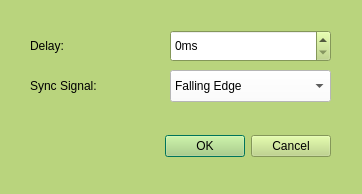
First picture: the form in empkins_sync_board_gui/ui/source_config_dialog.ui, repository empkins/empkins-sync-board-gui, before the edit.
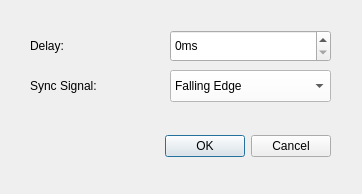
Second picture: the form after the edit.

Commit message: remove custom palette

The edit to the form file:
```diff
--- a/empkins_sync_board_gui/ui/source_config_dialog.ui
+++ b/empkins_sync_board_gui/ui/source_config_dialog.ui
@@ -10,502 +10,6 @@
     <height>194</height>
    </rect>
   </property>
-  <property name="palette">
-   <palette>
-    <active>
-     <colorrole role="WindowText">
-      <brush brushstyle="SolidPattern">
-       <color alpha="255">
-        <red>0</red>
-        <green>0</green>
-        <blue>0</blue>
-       </color>
-      </brush>
-     </colorrole>
-     <colorrole role="Button">
-      <brush brushstyle="SolidPattern">
-       <color alpha="255">
-        <red>185</red>
-        <green>212</green>
-        <blue>125</blue>
-       </color>
-      </brush>
-     </colorrole>
-     <colorrole role="Light">
-      <brush brushstyle="SolidPattern">
-       <color alpha="255">
-        <red>219</red>
-        <green>250</green>
-        <blue>147</blue>
-       </color>
-      </brush>
-     </colorrole>
-     <colorrole role="Midlight">
-      <brush brushstyle="SolidPattern">
-       <color alpha="255">
-        <red>202</red>
-        <green>230</green>
-        <blue>135</blue>
-       </color>
-      </brush>
-     </colorrole>
-     <colorrole role="Dark">
-      <brush brushstyle="SolidPattern">
-       <color alpha="255">
-        <red>127</red>
-        <green>166</green>
-        <blue>53</blue>
-       </color>
-      </brush>
-     </colorrole>
-     <colorrole role="Mid">
-      <brush brushstyle="SolidPattern">
-       <color alpha="255">
-        <red>185</red>
-        <green>212</green>
-        <blue>125</blue>
-       </color>
-      </brush>
-     </colorrole>
-     <colorrole role="Text">
-      <brush brushstyle="SolidPattern">
-       <color alpha="255">
-        <red>0</red>
-        <green>0</green>
-        <blue>0</blue>
-       </color>
-      </brush>
-     </colorrole>
-     <colorrole role="BrightText">
-      <brush brushstyle="SolidPattern">
-       <color alpha="255">
-        <red>255</red>
-        <green>255</green>
-        <blue>255</blue>
-       </color>
-      </brush>
-     </colorrole>
-     <colorrole role="ButtonText">
-      <brush brushstyle="SolidPattern">
-       <color alpha="255">
-        <red>0</red>
-        <green>0</green>
-        <blue>0</blue>
-       </color>
-      </brush>
-     </colorrole>
-     <colorrole role="Base">
-      <brush brushstyle="SolidPattern">
-       <color alpha="255">
-        <red>255</red>
-        <green>255</green>
-        <blue>255</blue>
-       </color>
-      </brush>
-     </colorrole>
-     <colorrole role="Window">
-      <brush brushstyle="SolidPattern">
-       <color alpha="255">
-        <red>185</red>
-        <green>212</green>
-        <blue>125</blue>
-       </color>
-      </brush>
-     </colorrole>
-     <colorrole role="Shadow">
-      <brush brushstyle="SolidPattern">
-       <color alpha="255">
-        <red>0</red>
-        <green>0</green>
-        <blue>0</blue>
-       </color>
-      </brush>
-     </colorrole>
-     <colorrole role="Highlight">
-      <brush brushstyle="SolidPattern">
-       <color alpha="255">
-        <red>0</red>
-        <green>145</green>
-        <blue>113</blue>
-       </color>
-      </brush>
-     </colorrole>
-     <colorrole role="Link">
-      <brush brushstyle="SolidPattern">
-       <color alpha="255">
-        <red>3</red>
-        <green>147</green>
-        <blue>164</blue>
-       </color>
-      </brush>
-     </colorrole>
-     <colorrole role="AlternateBase">
-      <brush brushstyle="SolidPattern">
-       <color alpha="255">
-        <red>220</red>
-        <green>233</green>
-        <blue>190</blue>
-       </color>
-      </brush>
-     </colorrole>
-     <colorrole role="ToolTipBase">
-      <brush brushstyle="SolidPattern">
-       <color alpha="255">
-        <red>255</red>
-        <green>255</green>
-        <blue>220</blue>
-       </color>
-      </brush>
-     </colorrole>
-     <colorrole role="ToolTipText">
-      <brush brushstyle="SolidPattern">
-       <color alpha="255">
-        <red>0</red>
-        <green>0</green>
-        <blue>0</blue>
-       </color>
-      </brush>
-     </colorrole>
-     <colorrole role="PlaceholderText">
-      <brush brushstyle="SolidPattern">
-       <color alpha="128">
-        <red>0</red>
-        <green>0</green>
-        <blue>0</blue>
-       </color>
-      </brush>
-     </colorrole>
-    </active>
-    <inactive>
-     <colorrole role="WindowText">
-      <brush brushstyle="SolidPattern">
-       <color alpha="255">
-        <red>0</red>
-        <green>0</green>
-        <blue>0</blue>
-       </color>
-      </brush>
-     </colorrole>
-     <colorrole role="Button">
-      <brush brushstyle="SolidPattern">
-       <color alpha="255">
-        <red>185</red>
-        <green>212</green>
-        <blue>125</blue>
-       </color>
-      </brush>
-     </colorrole>
-     <colorrole role="Light">
-      <brush brushstyle="SolidPattern">
-       <color alpha="255">
-        <red>219</red>
-        <green>250</green>
-        <blue>147</blue>
-       </color>
-      </brush>
-     </colorrole>
-     <colorrole role="Midlight">
-      <brush brushstyle="SolidPattern">
-       <color alpha="255">
-        <red>202</red>
-        <green>230</green>
-        <blue>135</blue>
-       </color>
-      </brush>
-     </colorrole>
-     <colorrole role="Dark">
-      <brush brushstyle="SolidPattern">
-       <color alpha="255">
-        <red>127</red>
-        <green>166</green>
-        <blue>53</blue>
-       </color>
-      </brush>
-     </colorrole>
-     <colorrole role="Mid">
-      <brush brushstyle="SolidPattern">
-       <color alpha="255">
-        <red>185</red>
-        <green>212</green>
-        <blue>125</blue>
-       </color>
-      </brush>
-     </colorrole>
-     <colorrole role="Text">
-      <brush brushstyle="SolidPattern">
-       <color alpha="255">
-        <red>0</red>
-        <green>0</green>
-        <blue>0</blue>
-       </color>
-      </brush>
-     </colorrole>
-     <colorrole role="BrightText">
-      <brush brushstyle="SolidPattern">
-       <color alpha="255">
-        <red>255</red>
-        <green>255</green>
-        <blue>255</blue>
-       </color>
-      </brush>
-     </colorrole>
-     <colorrole role="ButtonText">
-      <brush brushstyle="SolidPattern">
-       <color alpha="255">
-        <red>0</red>
-        <green>0</green>
-        <blue>0</blue>
-       </color>
-      </brush>
-     </colorrole>
-     <colorrole role="Base">
-      <brush brushstyle="SolidPattern">
-       <color alpha="255">
-        <red>255</red>
-        <green>255</green>
-        <blue>255</blue>
-       </color>
-      </brush>
-     </colorrole>
-     <colorrole role="Window">
-      <brush brushstyle="SolidPattern">
-       <color alpha="255">
-        <red>185</red>
-        <green>212</green>
-        <blue>125</blue>
-       </color>
-      </brush>
-     </colorrole>
-     <colorrole role="Shadow">
-      <brush brushstyle="SolidPattern">
-       <color alpha="255">
-        <red>0</red>
-        <green>0</green>
-        <blue>0</blue>
-       </color>
-      </brush>
-     </colorrole>
-     <colorrole role="Highlight">
-      <brush brushstyle="SolidPattern">
-       <color alpha="255">
-        <red>0</red>
-        <green>145</green>
-        <blue>113</blue>
-       </color>
-      </brush>
-     </colorrole>
-     <colorrole role="Link">
-      <brush brushstyle="SolidPattern">
-       <color alpha="255">
-        <red>3</red>
-        <green>147</green>
-        <blue>164</blue>
-       </color>
-      </brush>
-     </colorrole>
-     <colorrole role="AlternateBase">
-      <brush brushstyle="SolidPattern">
-       <color alpha="255">
-        <red>220</red>
-        <green>233</green>
-        <blue>190</blue>
-       </color>
-      </brush>
-     </colorrole>
-     <colorrole role="ToolTipBase">
-      <brush brushstyle="SolidPattern">
-       <color alpha="255">
-        <red>255</red>
-        <green>255</green>
-        <blue>220</blue>
-       </color>
-      </brush>
-     </colorrole>
-     <colorrole role="ToolTipText">
-      <brush brushstyle="SolidPattern">
-       <color alpha="255">
-        <red>0</red>
-        <green>0</green>
-        <blue>0</blue>
-       </color>
-      </brush>
-     </colorrole>
-     <colorrole role="PlaceholderText">
-      <brush brushstyle="SolidPattern">
-       <color alpha="128">
-        <red>0</red>
-        <green>0</green>
-        <blue>0</blue>
-       </color>
-      </brush>
-     </colorrole>
-    </inactive>
-    <disabled>
-     <colorrole role="WindowText">
-      <brush brushstyle="SolidPattern">
-       <color alpha="255">
-        <red>127</red>
-        <green>166</green>
-        <blue>53</blue>
-       </color>
-      </brush>
-     </colorrole>
-     <colorrole role="Button">
-      <brush brushstyle="SolidPattern">
-       <color alpha="255">
-        <red>185</red>
-        <green>212</green>
-        <blue>125</blue>
-       </color>
-      </brush>
-     </colorrole>
-     <colorrole role="Light">
-      <brush brushstyle="SolidPattern">
-       <color alpha="255">
-        <red>219</red>
-        <green>250</green>
-        <blue>147</blue>
-       </color>
-      </brush>
-     </colorrole>
-     <colorrole role="Midlight">
-      <brush brushstyle="SolidPattern">
-       <color alpha="255">
-        <red>202</red>
-        <green>230</green>
-        <blue>135</blue>
-       </color>
-      </brush>
-     </colorrole>
-     <colorrole role="Dark">
-      <brush brushstyle="SolidPattern">
-       <color alpha="255">
-        <red>127</red>
-        <green>166</green>
-        <blue>53</blue>
-       </color>
-      </brush>
-     </colorrole>
-     <colorrole role="Mid">
-      <brush brushstyle="SolidPattern">
-       <color alpha="255">
-        <red>185</red>
-        <green>212</green>
-        <blue>125</blue>
-       </color>
-      </brush>
-     </colorrole>
-     <colorrole role="Text">
-      <brush brushstyle="SolidPattern">
-       <color alpha="255">
-        <red>127</red>
-        <green>166</green>
-        <blue>53</blue>
-       </color>
-      </brush>
-     </colorrole>
-     <colorrole role="BrightText">
-      <brush brushstyle="SolidPattern">
-       <color alpha="255">
-        <red>255</red>
-        <green>255</green>
-        <blue>255</blue>
-       </color>
-      </brush>
-     </colorrole>
-     <colorrole role="ButtonText">
-      <brush brushstyle="SolidPattern">
-       <color alpha="255">
-        <red>127</red>
-        <green>166</green>
-        <blue>53</blue>
-       </color>
-      </brush>
-     </colorrole>
-     <colorrole role="Base">
-      <brush brushstyle="SolidPattern">
-       <color alpha="255">
-        <red>185</red>
-        <green>212</green>
-        <blue>125</blue>
-       </color>
-      </brush>
-     </colorrole>
-     <colorrole role="Window">
-      <brush brushstyle="SolidPattern">
-       <color alpha="255">
-        <red>185</red>
-        <green>212</green>
-        <blue>125</blue>
-       </color>
-      </brush>
-     </colorrole>
-     <colorrole role="Shadow">
-      <brush brushstyle="SolidPattern">
-       <color alpha="255">
-        <red>0</red>
-        <green>0</green>
-        <blue>0</blue>
-       </color>
-      </brush>
-     </colorrole>
-     <colorrole role="Highlight">
-      <brush brushstyle="SolidPattern">
-       <color alpha="255">
-        <red>227</red>
-        <green>229</green>
-        <blue>231</blue>
-       </color>
-      </brush>
-     </colorrole>
-     <colorrole role="Link">
-      <brush brushstyle="SolidPattern">
-       <color alpha="255">
-        <red>3</red>
-        <green>147</green>
-        <blue>164</blue>
-       </color>
-      </brush>
-     </colorrole>
-     <colorrole role="AlternateBase">
-      <brush brushstyle="SolidPattern">
-       <color alpha="255">
-        <red>185</red>
-        <green>212</green>
-        <blue>125</blue>
-       </color>
-      </brush>
-     </colorrole>
-     <colorrole role="ToolTipBase">
-      <brush brushstyle="SolidPattern">
-       <color alpha="255">
-        <red>255</red>
-        <green>255</green>
-        <blue>220</blue>
-       </color>
-      </brush>
-     </colorrole>
-     <colorrole role="ToolTipText">
-      <brush brushstyle="SolidPattern">
-       <color alpha="255">
-        <red>0</red>
-        <green>0</green>
-        <blue>0</blue>
-       </color>
-      </brush>
-     </colorrole>
-     <colorrole role="PlaceholderText">
-      <brush brushstyle="SolidPattern">
-       <color alpha="128">
-        <red>0</red>
-        <green>0</green>
-        <blue>0</blue>
-       </color>
-      </brush>
-     </colorrole>
-    </disabled>
-   </palette>
-  </property>
   <property name="windowTitle">
    <string>Source Configuration</string>
   </property>
@@ -550,502 +54,6 @@
      <height>32</height>
     </rect>
    </property>
-   <property name="palette">
-    <palette>
-     <active>
-      <colorrole role="WindowText">
-       <brush brushstyle="SolidPattern">
-        <color alpha="255">
-         <red>0</red>
-         <green>0</green>
-         <blue>0</blue>
-        </color>
-       </brush>
-      </colorrole>
-      <colorrole role="Button">
-       <brush brushstyle="SolidPattern">
-        <color alpha="255">
-         <red>185</red>
-         <green>212</green>
-         <blue>125</blue>
-        </color>
-       </brush>
-      </colorrole>
-      <colorrole role="Light">
-       <brush brushstyle="SolidPattern">
-        <color alpha="255">
-         <red>219</red>
-         <green>250</green>
-         <blue>147</blue>
-        </color>
-       </brush>
-      </colorrole>
-      <colorrole role="Midlight">
-       <brush brushstyle="SolidPattern">
-        <color alpha="255">
-         <red>202</red>
-         <green>230</green>
-         <blue>135</blue>
-        </color>
-       </brush>
-      </colorrole>
-      <colorrole role="Dark">
-       <brush brushstyle="SolidPattern">
-        <color alpha="255">
-         <red>127</red>
-         <green>166</green>
-         <blue>53</blue>
-        </color>
-       </brush>
-      </colorrole>
-      <colorrole role="Mid">
-       <brush brushstyle="SolidPattern">
-        <color alpha="255">
-         <red>185</red>
-         <green>212</green>
-         <blue>125</blue>
-        </color>
-       </brush>
-      </colorrole>
-      <colorrole role="Text">
-       <brush brushstyle="SolidPattern">
-        <color alpha="255">
-         <red>0</red>
-         <green>0</green>
-         <blue>0</blue>
-        </color>
-       </brush>
-      </colorrole>
-      <colorrole role="BrightText">
-       <brush brushstyle="SolidPattern">
-        <color alpha="255">
-         <red>255</red>
-         <green>255</green>
-         <blue>255</blue>
-        </color>
-       </brush>
-      </colorrole>
-      <colorrole role="ButtonText">
-       <brush brushstyle="SolidPattern">
-        <color alpha="255">
-         <red>0</red>
-         <green>0</green>
-         <blue>0</blue>
-        </color>
-       </brush>
-      </colorrole>
-      <colorrole role="Base">
-       <brush brushstyle="SolidPattern">
-        <color alpha="255">
-         <red>255</red>
-         <green>255</green>
-         <blue>255</blue>
-        </color>
-       </brush>
-      </colorrole>
-      <colorrole role="Window">
-       <brush brushstyle="SolidPattern">
-        <color alpha="255">
-         <red>185</red>
-         <green>212</green>
-         <blue>125</blue>
-        </color>
-       </brush>
-      </colorrole>
-      <colorrole role="Shadow">
-       <brush brushstyle="SolidPattern">
-        <color alpha="255">
-         <red>0</red>
-         <green>0</green>
-         <blue>0</blue>
-        </color>
-       </brush>
-      </colorrole>
-      <colorrole role="Highlight">
-       <brush brushstyle="SolidPattern">
-        <color alpha="255">
-         <red>115</red>
-         <green>199</green>
-         <blue>208</blue>
-        </color>
-       </brush>
-      </colorrole>
-      <colorrole role="Link">
-       <brush brushstyle="SolidPattern">
-        <color alpha="255">
-         <red>3</red>
-         <green>147</green>
-         <blue>164</blue>
-        </color>
-       </brush>
-      </colorrole>
-      <colorrole role="AlternateBase">
-       <brush brushstyle="SolidPattern">
-        <color alpha="255">
-         <red>220</red>
-         <green>233</green>
-         <blue>190</blue>
-        </color>
-       </brush>
-      </colorrole>
-      <colorrole role="ToolTipBase">
-       <brush brushstyle="SolidPattern">
-        <color alpha="255">
-         <red>255</red>
-         <green>255</green>
-         <blue>220</blue>
-        </color>
-       </brush>
-      </colorrole>
-      <colorrole role="ToolTipText">
-       <brush brushstyle="SolidPattern">
-        <color alpha="255">
-         <red>0</red>
-         <green>0</green>
-         <blue>0</blue>
-        </color>
-       </brush>
-      </colorrole>
-      <colorrole role="PlaceholderText">
-       <brush brushstyle="SolidPattern">
-        <color alpha="128">
-         <red>0</red>
-         <green>0</green>
-         <blue>0</blue>
-        </color>
-       </brush>
-      </colorrole>
-     </active>
-     <inactive>
-      <colorrole role="WindowText">
-       <brush brushstyle="SolidPattern">
-        <color alpha="255">
-         <red>0</red>
-         <green>0</green>
-         <blue>0</blue>
-        </color>
-       </brush>
-      </colorrole>
-      <colorrole role="Button">
-       <brush brushstyle="SolidPattern">
-        <color alpha="255">
-         <red>185</red>
-         <green>212</green>
-         <blue>125</blue>
-        </color>
-       </brush>
-      </colorrole>
-      <colorrole role="Light">
-       <brush brushstyle="SolidPattern">
-        <color alpha="255">
-         <red>219</red>
-         <green>250</green>
-         <blue>147</blue>
-        </color>
-       </brush>
-      </colorrole>
-      <colorrole role="Midlight">
-       <brush brushstyle="SolidPattern">
-        <color alpha="255">
-         <red>202</red>
-         <green>230</green>
-         <blue>135</blue>
-        </color>
-       </brush>
-      </colorrole>
-      <colorrole role="Dark">
-       <brush brushstyle="SolidPattern">
-        <color alpha="255">
-         <red>127</red>
-         <green>166</green>
-         <blue>53</blue>
-        </color>
-       </brush>
-      </colorrole>
-      <colorrole role="Mid">
-       <brush brushstyle="SolidPattern">
-        <color alpha="255">
-         <red>185</red>
-         <green>212</green>
-         <blue>125</blue>
-        </color>
-       </brush>
-      </colorrole>
-      <colorrole role="Text">
-       <brush brushstyle="SolidPattern">
-        <color alpha="255">
-         <red>0</red>
-         <green>0</green>
-         <blue>0</blue>
-        </color>
-       </brush>
-      </colorrole>
-      <colorrole role="BrightText">
-       <brush brushstyle="SolidPattern">
-        <color alpha="255">
-         <red>255</red>
-         <green>255</green>
-         <blue>255</blue>
-        </color>
-       </brush>
-      </colorrole>
-      <colorrole role="ButtonText">
-       <brush brushstyle="SolidPattern">
-        <color alpha="255">
-         <red>0</red>
-         <green>0</green>
-         <blue>0</blue>
-        </color>
-       </brush>
-      </colorrole>
-      <colorrole role="Base">
-       <brush brushstyle="SolidPattern">
-        <color alpha="255">
-         <red>255</red>
-         <green>255</green>
-         <blue>255</blue>
-        </color>
-       </brush>
-      </colorrole>
-      <colorrole role="Window">
-       <brush brushstyle="SolidPattern">
-        <color alpha="255">
-         <red>185</red>
-         <green>212</green>
-         <blue>125</blue>
-        </color>
-       </brush>
-      </colorrole>
-      <colorrole role="Shadow">
-       <brush brushstyle="SolidPattern">
-        <color alpha="255">
-         <red>0</red>
-         <green>0</green>
-         <blue>0</blue>
-        </color>
-       </brush>
-      </colorrole>
-      <colorrole role="Highlight">
-       <brush brushstyle="SolidPattern">
-        <color alpha="255">
-         <red>115</red>
-         <green>199</green>
-         <blue>208</blue>
-        </color>
-       </brush>
-      </colorrole>
-      <colorrole role="Link">
-       <brush brushstyle="SolidPattern">
-        <color alpha="255">
-         <red>3</red>
-         <green>147</green>
-         <blue>164</blue>
-        </color>
-       </brush>
-      </colorrole>
-      <colorrole role="AlternateBase">
-       <brush brushstyle="SolidPattern">
-        <color alpha="255">
-         <red>220</red>
-         <green>233</green>
-         <blue>190</blue>
-        </color>
-       </brush>
-      </colorrole>
-      <colorrole role="ToolTipBase">
-       <brush brushstyle="SolidPattern">
-        <color alpha="255">
-         <red>255</red>
-         <green>255</green>
-         <blue>220</blue>
-        </color>
-       </brush>
-      </colorrole>
-      <colorrole role="ToolTipText">
-       <brush brushstyle="SolidPattern">
-        <color alpha="255">
-         <red>0</red>
-         <green>0</green>
-         <blue>0</blue>
-        </color>
-       </brush>
-      </colorrole>
-      <colorrole role="PlaceholderText">
-       <brush brushstyle="SolidPattern">
-        <color alpha="128">
-         <red>0</red>
-         <green>0</green>
-         <blue>0</blue>
-        </color>
-       </brush>
-      </colorrole>
-     </inactive>
-     <disabled>
-      <colorrole role="WindowText">
-       <brush brushstyle="SolidPattern">
-        <color alpha="255">
-         <red>127</red>
-         <green>166</green>
-         <blue>53</blue>
-        </color>
-       </brush>
-      </colorrole>
-      <colorrole role="Button">
-       <brush brushstyle="SolidPattern">
-        <color alpha="255">
-         <red>185</red>
-         <green>212</green>
-         <blue>125</blue>
-        </color>
-       </brush>
-      </colorrole>
-      <colorrole role="Light">
-       <brush brushstyle="SolidPattern">
-        <color alpha="255">
-         <red>219</red>
-         <green>250</green>
-         <blue>147</blue>
-        </color>
-       </brush>
-      </colorrole>
-      <colorrole role="Midlight">
-       <brush brushstyle="SolidPattern">
-        <color alpha="255">
-         <red>202</red>
-         <green>230</green>
-         <blue>135</blue>
-        </color>
-       </brush>
-      </colorrole>
-      <colorrole role="Dark">
-       <brush brushstyle="SolidPattern">
-        <color alpha="255">
-         <red>127</red>
-         <green>166</green>
-         <blue>53</blue>
-        </color>
-       </brush>
-      </colorrole>
-      <colorrole role="Mid">
-       <brush brushstyle="SolidPattern">
-        <color alpha="255">
-         <red>185</red>
-         <green>212</green>
-         <blue>125</blue>
-        </color>
-       </brush>
-      </colorrole>
-      <colorrole role="Text">
-       <brush brushstyle="SolidPattern">
-        <color alpha="255">
-         <red>127</red>
-         <green>166</green>
-         <blue>53</blue>
-        </color>
-       </brush>
-      </colorrole>
-      <colorrole role="BrightText">
-       <brush brushstyle="SolidPattern">
-        <color alpha="255">
-         <red>255</red>
-         <green>255</green>
-         <blue>255</blue>
-        </color>
-       </brush>
-      </colorrole>
-      <colorrole role="ButtonText">
-       <brush brushstyle="SolidPattern">
-        <color alpha="255">
-         <red>127</red>
-         <green>166</green>
-         <blue>53</blue>
-        </color>
-       </brush>
-      </colorrole>
-      <colorrole role="Base">
-       <brush brushstyle="SolidPattern">
-        <color alpha="255">
-         <red>185</red>
-         <green>212</green>
-         <blue>125</blue>
-        </color>
-       </brush>
-      </colorrole>
-      <colorrole role="Window">
-       <brush brushstyle="SolidPattern">
-        <color alpha="255">
-         <red>185</red>
-         <green>212</green>
-         <blue>125</blue>
-        </color>
-       </brush>
-      </colorrole>
-      <colorrole role="Shadow">
-       <brush brushstyle="SolidPattern">
-        <color alpha="255">
-         <red>0</red>
-         <green>0</green>
-         <blue>0</blue>
-        </color>
-       </brush>
-      </colorrole>
-      <colorrole role="Highlight">
-       <brush brushstyle="SolidPattern">
-        <color alpha="255">
-         <red>227</red>
-         <green>229</green>
-         <blue>231</blue>
-        </color>
-       </brush>
-      </colorrole>
-      <colorrole role="Link">
-       <brush brushstyle="SolidPattern">
-        <color alpha="255">
-         <red>3</red>
-         <green>147</green>
-         <blue>164</blue>
-        </color>
-       </brush>
-      </colorrole>
-      <colorrole role="AlternateBase">
-       <brush brushstyle="SolidPattern">
-        <color alpha="255">
-         <red>185</red>
-         <green>212</green>
-         <blue>125</blue>
-        </color>
-       </brush>
-      </colorrole>
-      <colorrole role="ToolTipBase">
-       <brush brushstyle="SolidPattern">
-        <color alpha="255">
-         <red>255</red>
-         <green>255</green>
-         <blue>220</blue>
-        </color>
-       </brush>
-      </colorrole>
-      <colorrole role="ToolTipText">
-       <brush brushstyle="SolidPattern">
-        <color alpha="255">
-         <red>0</red>
-         <green>0</green>
-         <blue>0</blue>
-        </color>
-       </brush>
-      </colorrole>
-      <colorrole role="PlaceholderText">
-       <brush brushstyle="SolidPattern">
-        <color alpha="128">
-         <red>0</red>
-         <green>0</green>
-         <blue>0</blue>
-        </color>
-       </brush>
-      </colorrole>
-     </disabled>
-    </palette>
-   </property>
    <property name="text">
     <string>Sync Signal:</string>
    </property>
```
The commit also changes 14 other files.
